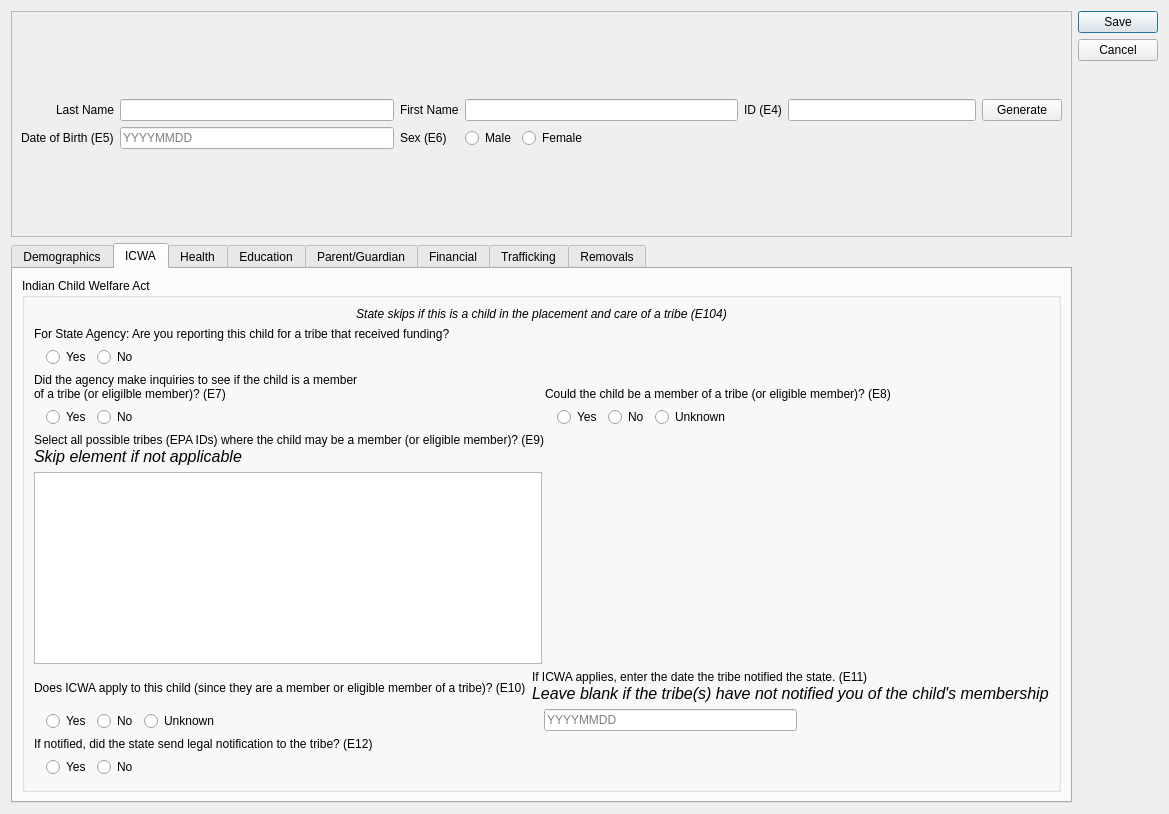
Old version of the form ui/ui_childform.ui in the repository zstamper/AFCARS-AXE.
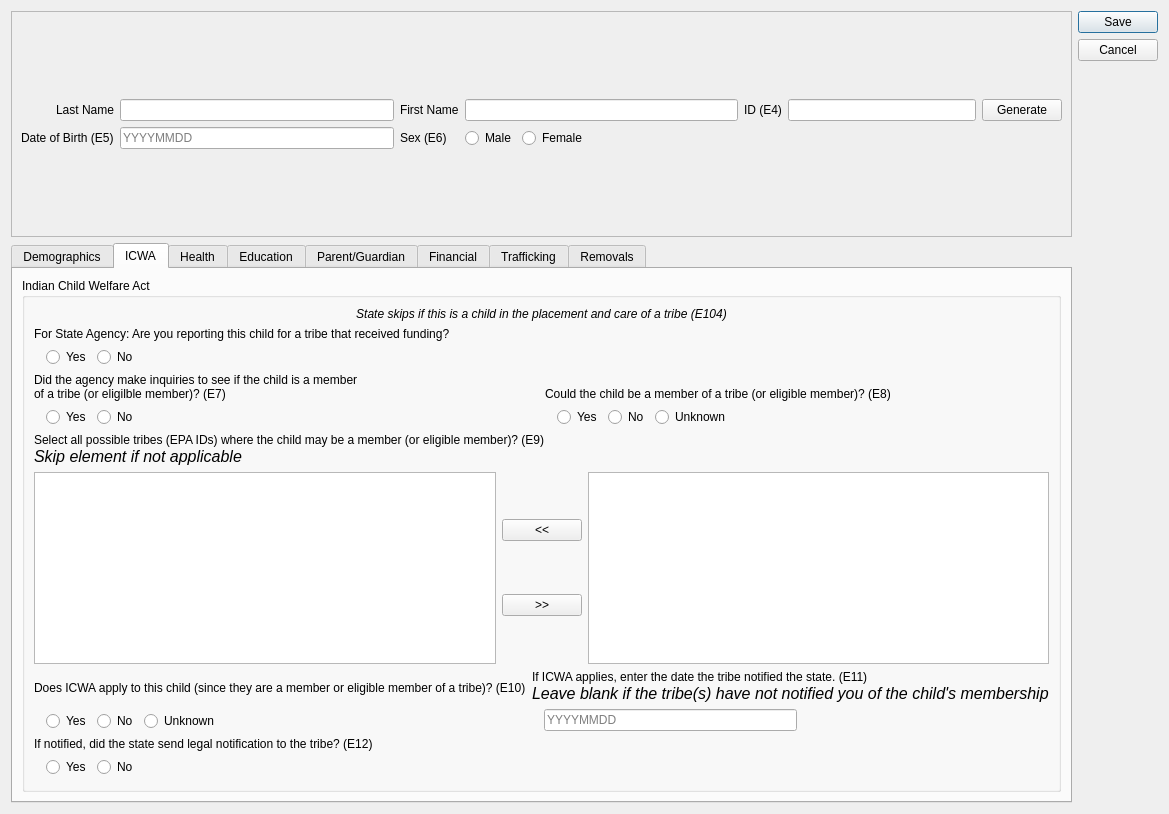
New version of the form. The open tabs and pages were chosen to show the change.

Patch:
```diff
--- a/ui/ui_childform.ui
+++ b/ui/ui_childform.ui
@@ -768,8 +768,6 @@
              </layout>
             </item>
             <item>
-             <layout class="QVBoxLayout" name="verticalLayout_18">
-              <item>
                <widget class="QLabel" name="label_8">
                 <property name="text">
                  <string>&lt;html&gt;&lt;head/&gt;&lt;body&gt;&lt;p&gt;Select all possible tribes (EPA IDs) where the child may be a member (or eligible member)? (E9)&lt;br/&gt;&lt;span style=&quot; font-size:12pt; font-style:italic;&quot;&gt;Skip element if not applicable&lt;/span&gt;&lt;/p&gt;&lt;/body&gt;&lt;/html&gt;</string>
@@ -801,20 +799,26 @@
                  </widget>
                 </item>
                 <item>
-                 <spacer name="horizontalSpacer_21">
-                  <property name="orientation">
-                   <enum>Qt::Horizontal</enum>
+               <layout class="QVBoxLayout" name="verticalLayout_18">
+                <item>
+                 <widget class="QPushButton" name="add_tribe_button">
+                  <property name="text">
+                   <string>&lt;&lt;</string>
                   </property>
-                  <property name="sizeHint" stdset="0">
-                   <size>
-                    <width>40</width>
-                    <height>20</height>
-                   </size>
+                 </widget>
+                </item>
+                <item>
+                 <widget class="QPushButton" name="remove_tribe_button">
+                  <property name="text">
+                   <string>&gt;&gt;</string>
                   </property>
-                 </spacer>
+                 </widget>
                 </item>
                </layout>
               </item>
+              <item>
+               <widget class="QListWidget" name="epa_tribes"/>
+              </item>
              </layout>
             </item>
             <item>
```
Left out of the diff: 18 changed lines with no effect on the pictures. Lines whose indentation alone changed are shown as unchanged.
